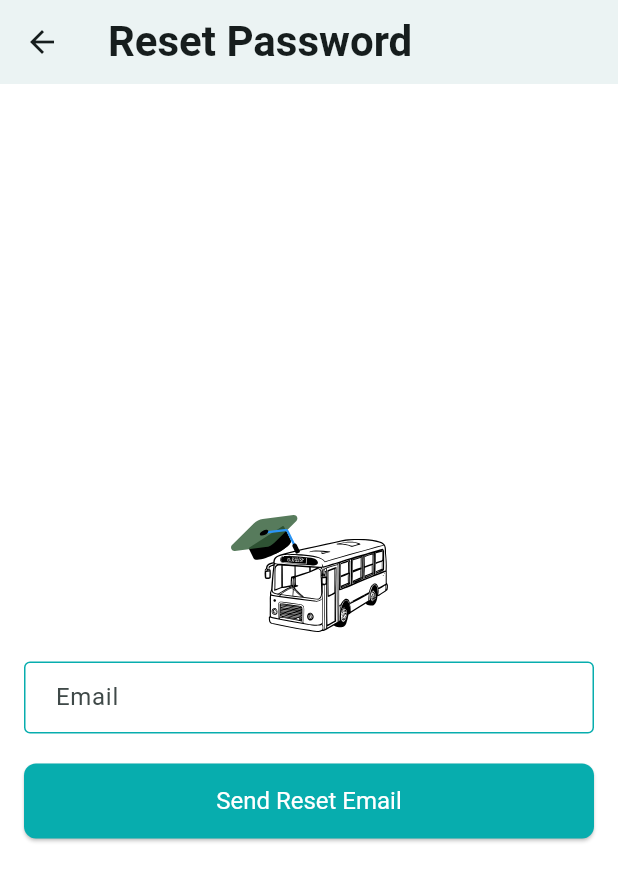
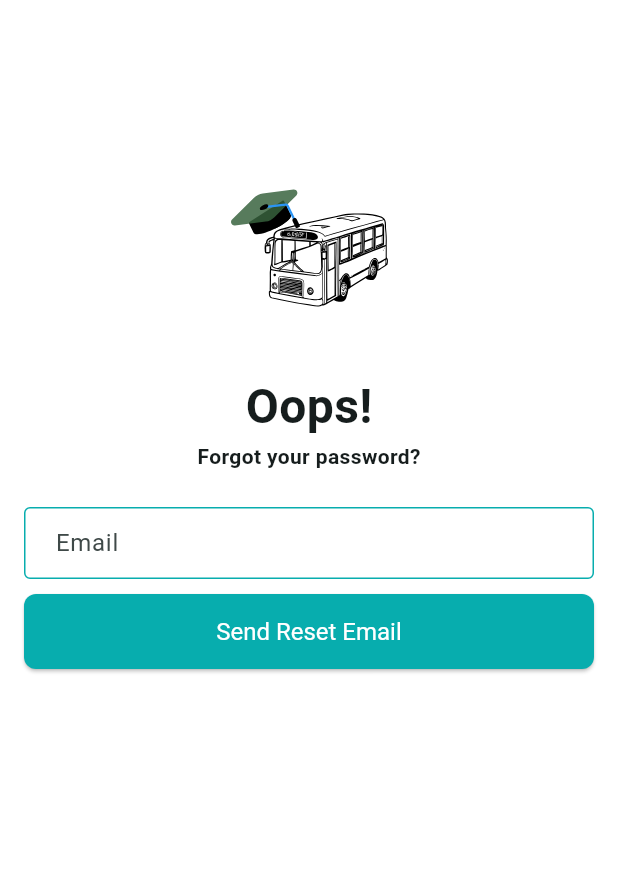
Before and after one commit to PoramaChowdhury/project_test, a Flutter app: the screen it shows after launch, after a tap on "Forget your password?", on a phone screen of 412 x 824 dp. Shown: the top 881 px of the screen. Run offline on Flutter 3.47's test engine with Material 3 defaults, Android fonts, the phone set to English and light mode, and no system bars; our stand-ins replace appwrite, carousel_slider, cloud_firestore, curved_navigation_bar, dash_chat_2, firebase_auth and 14 more; accounts and stored records are empty; network calls fail; project files that could hold a hidden picture were left out.

Commit message:
fixing ui

```diff
--- a/lib/app/app.dart
+++ b/lib/app/app.dart
@@ -2,10 +2,6 @@ import 'package:flutter/material.dart';
 import 'package:get/get.dart';
 import 'package:project/app/app_theme_data.dart';
 import 'package:project/app/controler_binder.dart';
-// import 'package:project/authorities/transport/student_count.dart';
-import 'package:project/features/auth/ui/screens/forget_pass_otp_screen.dart';
-import 'package:project/features/auth/ui/screens/forget_pass_phone_screen.dart';
-import 'package:project/features/auth/ui/screens/forget_password_link_screen.dart';
 import 'package:project/features/auth/ui/screens/otp_verification_screen.dart';
 import 'package:project/features/auth/ui/screens/phone_verification_screen.dart';
 import 'package:project/features/auth/ui/screens/sign_in_screen.dart';
--- a/lib/features/auth/ui/screens/forget_password_link_screen.dart
+++ b/lib/features/auth/ui/screens/forget_password_link_screen.dart
@@ -1,4 +1,5 @@
 import 'package:flutter/material.dart';
+import 'package:google_fonts/google_fonts.dart';
 import 'package:project/features/auth/service/auth_service.dart';
 import 'package:project/features/auth/ui/screens/sign_in_screen.dart'; // Import SignInScreen
 import 'package:project/features/auth/ui/widgets/app_logo_widget.dart';
@@ -22,17 +23,34 @@ class _ForgotPasswordScreenState extends State<ForgotPasswordScreen> {
   @override
   Widget build(BuildContext context) {
     return Scaffold(
-      appBar: AppBar(title: const Text("Reset Password")),
-      body: Center(
-        child: SingleChildScrollView( // Wrap with SingleChildScrollView
+
+      body: SingleChildScrollView( // Wrap with SingleChildScrollView
         padding: const EdgeInsets.all(16.0),
         child: Form(
           key: _formKey,
           child: Column(
             mainAxisAlignment: MainAxisAlignment.center,
-              children: <Widget>[
+            children: [
+              const SizedBox(height: 88),
               const AuthAppLogoWidget(),
+              const SizedBox(height: 24),
+              Text(
+                'Oops!',
+                style: GoogleFonts.dynaPuff(
+                  color: Theme.of(context).textTheme.titleLarge?.color ?? Colors.white,
+                  fontWeight: FontWeight.w600,
+                  fontSize: 32,
+                ),
+              ),
+              Text(
+                'Forgot your password?',
+                style: GoogleFonts.dynaPuff(
+                  color: Theme.of(context).textTheme.titleSmall?.color ?? Colors.white,
+                  fontWeight: FontWeight.w600,
 
+                ),
+              ),
+              const SizedBox(height: 24),
               TextFormField(
                 controller: _emailController,
                 keyboardType: TextInputType.emailAddress,
@@ -47,7 +65,7 @@ class _ForgotPasswordScreenState extends State<ForgotPasswordScreen> {
                   return null;
                 },
               ),
-                const SizedBox(height: 20),
+              const SizedBox(height: 10),
               ElevatedButton(
                 onPressed: _isLoading // Disable button while loading
                     ? null
@@ -75,7 +93,6 @@ class _ForgotPasswordScreenState extends State<ForgotPasswordScreen> {
           ),
         ),
       ),
-      ),
     );
   }
 }
--- a/lib/features/auth/ui/screens/sign_in_screen.dart
+++ b/lib/features/auth/ui/screens/sign_in_screen.dart
@@ -1,9 +1,9 @@
 import 'package:flutter/gestures.dart';
 import 'package:flutter/material.dart';
 import 'package:get/get.dart';
+import 'package:google_fonts/google_fonts.dart';
 import 'package:project/app/app_colors.dart';
 import 'package:project/features/auth/service/auth_service.dart';
-import 'package:project/features/auth/ui/screens/forget_pass_phone_screen.dart';
 import 'package:project/features/auth/ui/screens/forget_password_link_screen.dart';
 import 'package:project/features/auth/ui/screens/phone_verification_screen.dart';
 import 'package:project/features/auth/ui/widgets/app_logo_widget.dart';
@@ -37,8 +37,20 @@ class _SignInScreenState extends State<SignInScreen> {
               const SizedBox(height: 88),
               const AuthAppLogoWidget(),
               const SizedBox(height: 24),
-              Text('Welcome!Let’s Get You In',
-                  style: Theme.of(context).textTheme.titleLarge),
+              Text('Welcome!',
+                style: GoogleFonts.dynaPuff(
+                  color: Theme.of(context).textTheme.titleLarge?.color ?? Colors.white,
+                  fontWeight: FontWeight.w600,
+                  fontSize: 32,
+                ),),
+              Text(
+                'Let’s Get You In',
+                style: Theme.of(context)
+                    .textTheme
+                    .bodyLarge
+                    ?.copyWith(color: Colors.grey),
+              ),
+
               const SizedBox(height: 24),
               buildForm(),
               ElevatedButton(
--- a/lib/features/auth/ui/screens/sign_up_screen.dart
+++ b/lib/features/auth/ui/screens/sign_up_screen.dart
@@ -2,6 +2,7 @@
 import 'package:cloud_firestore/cloud_firestore.dart';
 import 'package:firebase_auth/firebase_auth.dart';
 import 'package:flutter/material.dart';
+import 'package:google_fonts/google_fonts.dart';
 import 'package:project/features/auth/service/auth_service.dart';
 import 'package:project/features/auth/ui/screens/sign_in_screen.dart';
 import 'package:project/features/auth/ui/widgets/app_logo_widget.dart';
@@ -63,7 +64,11 @@ class _SignUpScreenState extends State<SignUpScreen> {
               const AuthAppLogoWidget(width: 100, height: 100),
               const SizedBox(height: 16),
               Text('Complete Profile',
-                  style: Theme.of(context).textTheme.titleLarge),
+                style: GoogleFonts.dynaPuff(
+                  color: Theme.of(context).textTheme.titleLarge?.color ?? Colors.white,
+                  fontWeight: FontWeight.w600,
+                  fontSize: 32,
+                ),),
               Text(
                 'Get started with us with your profile',
                 style: Theme.of(context)
```
Also changed, not shown: lib/features/auth/ui/screens/forget_pass_otp_screen.dart (deleted, +0 -140 lines), lib/features/auth/ui/screens/forget_pass_phone_screen.dart (deleted, +0 -77 lines), assets/images/marker.png. Lines whose indentation alone changed are shown as unchanged.
